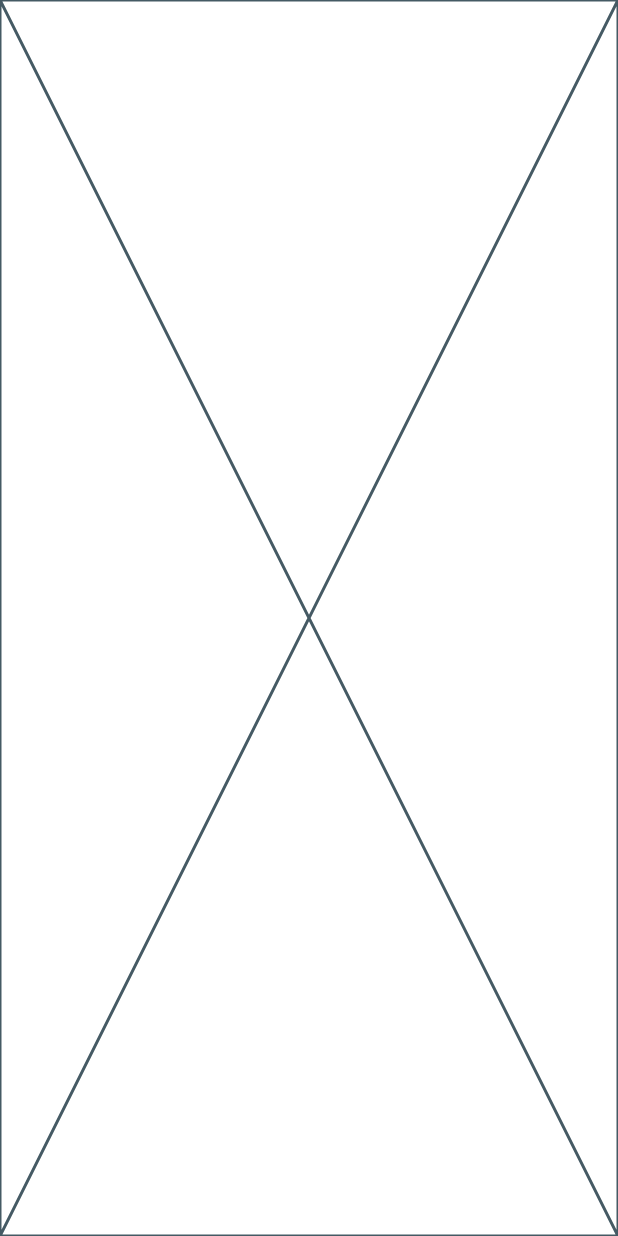
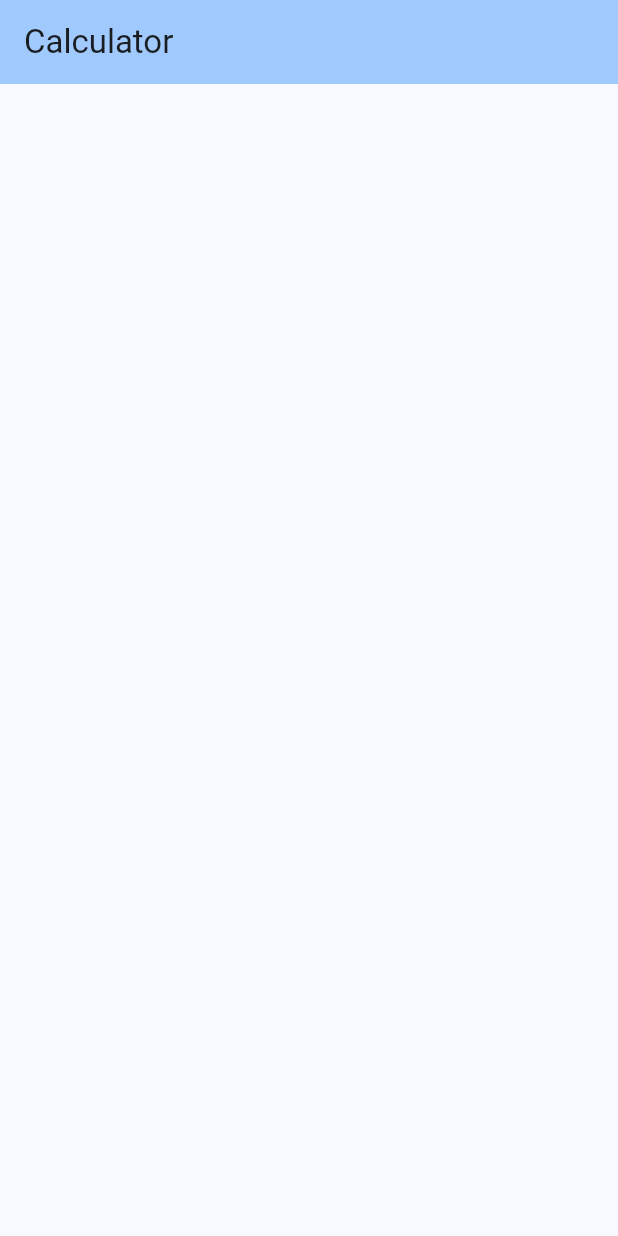
Before and after one commit to FRISKSYA/mobile-piscine, a Flutter app: the screen it shows after launch, on a phone screen of 412 x 824 dp. Run offline on Flutter 3.47's test engine with Material 3 defaults, Android fonts, the phone set to English and light mode, and no system bars.

Commit message:
step3 done

```diff
--- a/mobileModule00/ex02/lib/main.dart
+++ b/mobileModule00/ex02/lib/main.dart
@@ -28,8 +28,21 @@
 }
 
 class _CalculatorPageState extends State<CalculatorPage> {
+  String expression = '0';
+  String result = '0';
+
   @override
   Widget build(BuildContext context) {
-    return const Placeholder();
+    return Scaffold(
+      appBar: AppBar(
+        title: const Text('Calculator'),
+        backgroundColor: Theme.of(context).colorScheme.inversePrimary,
+      ),
+      body: Column(
+        children: [
+          // TODO:
+        ]
+      )
+    );
   }
 }
```
